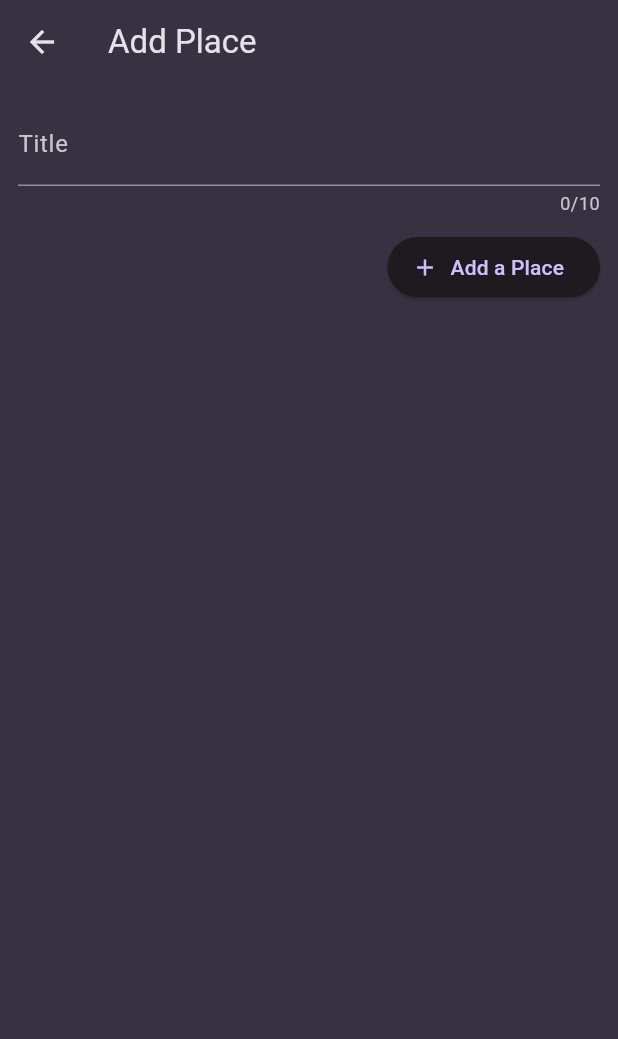
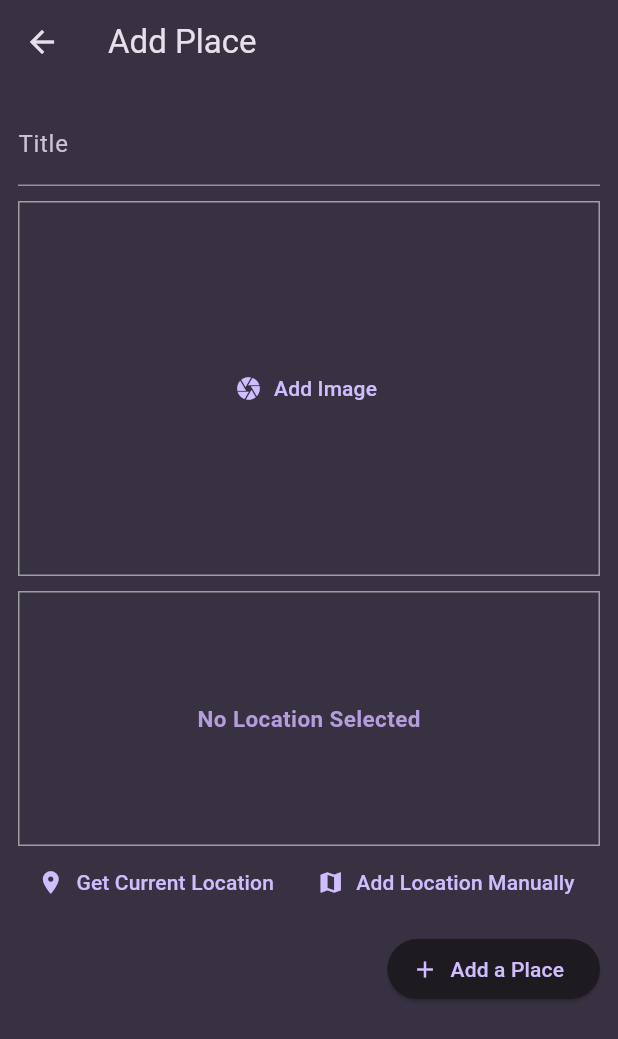
Before and after one commit to Sarfaraj-haque/native_apps, a Flutter app: the AddPlace screen opened directly, on a phone screen of 412 x 824 dp. Shown: the top 1039 px of the screen. Run offline on Flutter 3.47's test engine with Material 3 defaults, Android fonts, the phone set to English and light mode, and no system bars; our stand-ins replace flutter_riverpod, google_fonts, image_picker, location.

Commit message:
2nd April 2025 -Added image taking function -Location not added -added sqfLite and Sharedpreference package

```diff
--- a/lib/model/place.dart
+++ b/lib/model/place.dart
@@ -1,7 +1,10 @@
+import 'dart:io';
+
 import 'package:uuid/uuid.dart';
 
 class Place {
-  Place(this.title) : id = Uuid().v4();
+  Place(this.title, this.image) : id = Uuid().v4();
   final String id;
   final String title;
+  final File image;
 }
--- a/lib/providers/user_places.dart
+++ b/lib/providers/user_places.dart
@@ -1,12 +1,16 @@
+import 'dart:io';
+
 import 'package:flutter_riverpod/flutter_riverpod.dart';
+import 'package:path_provider/path_provider.dart'as syspaths;
 
 import '../model/place.dart';
 
 class UserPlaceNotifier extends StateNotifier<List<Place>> {
   UserPlaceNotifier() : super([]);
+  final appDir=syspaths.getApplicationDocumentsDirectory();
 
-  void addPlace(String title) {
-    final newPlace = Place(title);
+  void addPlace(String title,File image) {
+    final newPlace = Place(title, image);
     state = [newPlace, ...state];
   }
 }
--- a/lib/views/add_place.dart
+++ b/lib/views/add_place.dart
@@ -1,6 +1,11 @@
+import 'dart:io';
+
 import 'package:flutter/material.dart';
 import 'package:flutter_riverpod/flutter_riverpod.dart';
 import 'package:native_apps/providers/user_places.dart';
+import 'package:native_apps/widget/location_input.dart';
+
+import '../widget/image_taker.dart';
 
 class AddPlace extends ConsumerStatefulWidget {
   const AddPlace({super.key});
@@ -11,13 +16,14 @@ class AddPlace extends ConsumerStatefulWidget {
 
 class _AddPlaceState extends ConsumerState<AddPlace> {
   final _titleController = TextEditingController();
+  File? pickedImage;
 
   void savePlace() {
     final enteredText = _titleController.text;
     if (enteredText.isEmpty) {
       return;
     }
-    ref.read(userPlacesProvider.notifier).addPlace(enteredText);
+    ref.read(userPlacesProvider.notifier).addPlace(enteredText, pickedImage!);
     Navigator.of(context).pop();
   }
 
@@ -40,7 +46,6 @@ class _AddPlaceState extends ConsumerState<AddPlace> {
             children: [
               TextField(
                 keyboardType: TextInputType.text,
-                maxLength: 10,
                 decoration: InputDecoration(
                   label: Text('Title'),
                 ),
@@ -49,6 +54,14 @@ class _AddPlaceState extends ConsumerState<AddPlace> {
               const SizedBox(
                 height: 10,
               ),
+              ImageTaker(
+                onPickImage: (image) {
+                  pickedImage = image;
+                },
+              ),
+              const SizedBox(height: 10),
+              LocationInput(),
+              const SizedBox(height: 10),
               ElevatedButton.icon(
                 onPressed: savePlace,
                 label: Text('Add a Place'),
--- a/lib/views/place_list.dart
+++ b/lib/views/place_list.dart
@@ -16,6 +16,9 @@ class PlaceList extends StatelessWidget {
     }
     return ListView.builder(
         itemBuilder: (context, index) => ListTile(
+              leading: CircleAvatar(radius: 26,
+                backgroundImage: FileImage(places[index].image),
+              ),
               onTap: () => Navigator.push(
                 context,
                 MaterialPageRoute(
--- a/lib/views/places_screen.dart
+++ b/lib/views/places_screen.dart
@@ -25,7 +25,10 @@ class PlacesScreen extends ConsumerWidget {
               icon: Icon(Icons.add))
         ],
       ),
-      body: PlaceList(places: userPlaces),
+      body: Padding(
+        padding: const EdgeInsets.all(8.0),
+        child: PlaceList(places: userPlaces),
+      ),
     );
   }
 }
--- /dev/null
+++ b/lib/widget/image_taker.dart
@@ -0,0 +1,57 @@
+import 'dart:io';
+
+import 'package:flutter/material.dart';
+import 'package:image_picker/image_picker.dart';
+
+class ImageTaker extends StatefulWidget {
+  const ImageTaker({super.key,required this.onPickImage});
+  final void Function(File pickedImage) onPickImage;
+
+  @override
+  State<ImageTaker> createState() => _ImageTakerState();
+}
+
+class _ImageTakerState extends State<ImageTaker> {
+  File? selectedImage;
+
+  void _takePicture() async {
+    final ImagePicker picker = ImagePicker();
+    final imagePicked =
+        await picker.pickImage(source: ImageSource.camera, maxWidth: 500);
+    if (imagePicked == null) {
+      return;
+    }
+    setState(() {
+      selectedImage = File(imagePicked.path);
+    });
+    widget.onPickImage(selectedImage!);
+  }
+
+  @override
+  Widget build(BuildContext context) {
+    Widget content = TextButton.icon(
+      onPressed: _takePicture,
+      label: Text("Add Image"),
+      icon: Icon(Icons.camera),
+    );
+    if (selectedImage != null) {
+      content = GestureDetector(
+        onTap: _takePicture,
+        child: Image.file(
+          selectedImage!,
+          width: double.infinity,
+          fit: BoxFit.cover,
+          height: double.infinity,
+        ),
+      );
+    }
+    return Container(
+      decoration:
+          BoxDecoration(border: Border.all(width: 1, color: Colors.grey)),
+      height: 250,
+      width: double.infinity,
+      alignment: Alignment.center,
+      child: content,
+    );
+  }
+}
--- /dev/null
+++ b/lib/widget/location_input.dart
@@ -0,0 +1,90 @@
+import 'package:flutter/material.dart';
+import 'package:location/location.dart';
+
+class LocationInput extends StatefulWidget {
+  const LocationInput({super.key});
+
+  @override
+  State<LocationInput> createState() => _LocationInputState();
+}
+
+class _LocationInputState extends State<LocationInput> {
+  var isGettingLocation = false;
+
+  void _gettingLocation() async {
+    Location location = Location();
+
+    bool serviceEnabled;
+    PermissionStatus permissionGranted;
+    LocationData locationData;
+
+    serviceEnabled = await location.serviceEnabled();
+    if (!serviceEnabled) {
+      serviceEnabled = await location.requestService();
+      if (!serviceEnabled) {
+        return;
+      }
+    }
+
+    permissionGranted = await location.hasPermission();
+    if (permissionGranted == PermissionStatus.denied) {
+      permissionGranted = await location.requestPermission();
+      if (permissionGranted != PermissionStatus.granted) {
+        return;
+      }
+    }
+    setState(() {
+      isGettingLocation = true;
+    });
+
+    locationData = await location.getLocation();
+    final url=Uri.parse('https://maps.googleapis.com/maps/api/geocode/json?address=1600+Amphitheatre+Parkway,+Mountain+View,+CA&key=YOUR_API_KEY');
+    setState(() {
+      isGettingLocation = false;
+    });
+
+  }
+
+
+  @override
+  Widget build(BuildContext context) {
+    Widget previewContent = Text(
+      "No Location Selected",
+      style: TextStyle(
+          fontWeight: FontWeight.bold,
+          color: Colors.deepPurple[200],
+          fontSize: 15),
+    );
+    if (isGettingLocation) {
+      previewContent = CircularProgressIndicator();
+    }
+    return Column(
+      children: [
+        Container(
+          alignment: Alignment.center,
+          height: 170,
+          width: double.infinity,
+          decoration: BoxDecoration(
+            border: Border.all(width: 1, color: Colors.grey),
+          ),
+          child: previewContent,
+        ),
+        Row(
+          mainAxisAlignment: MainAxisAlignment.spaceEvenly,
+          children: [
+            TextButton.icon(
+              onPressed: _gettingLocation,
+              icon: Icon(Icons.location_on),
+              label: Text("Get Current Location"),
+            ),
+            TextButton.icon(
+              onPressed: () {},
+              icon: Icon(Icons.map),
+              label: Text("Add Location Manually"),
+            )
+          ],
+        )
+      ],
+    );
+  }
+}
```
Also changed, not shown: lib/views/places_details.dart (+12 -3 lines), pubspec.yaml (+7 -0 lines), pubspec.lock, 4 other files.
